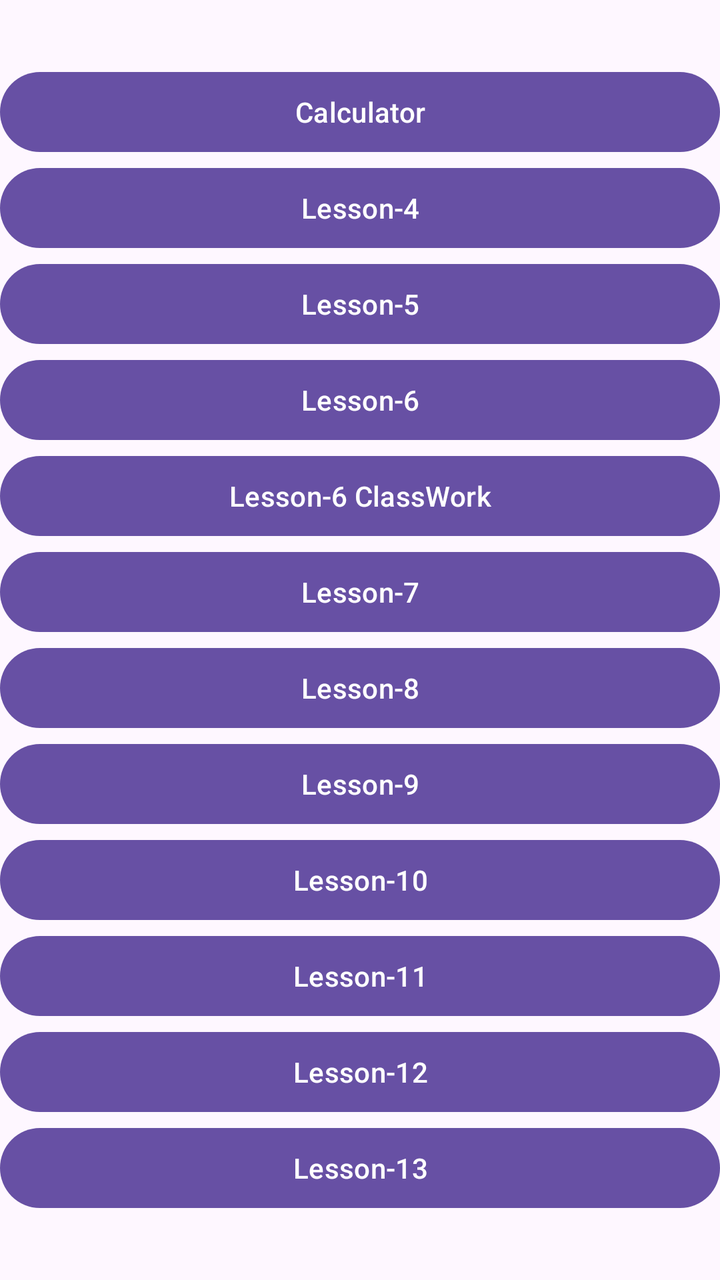
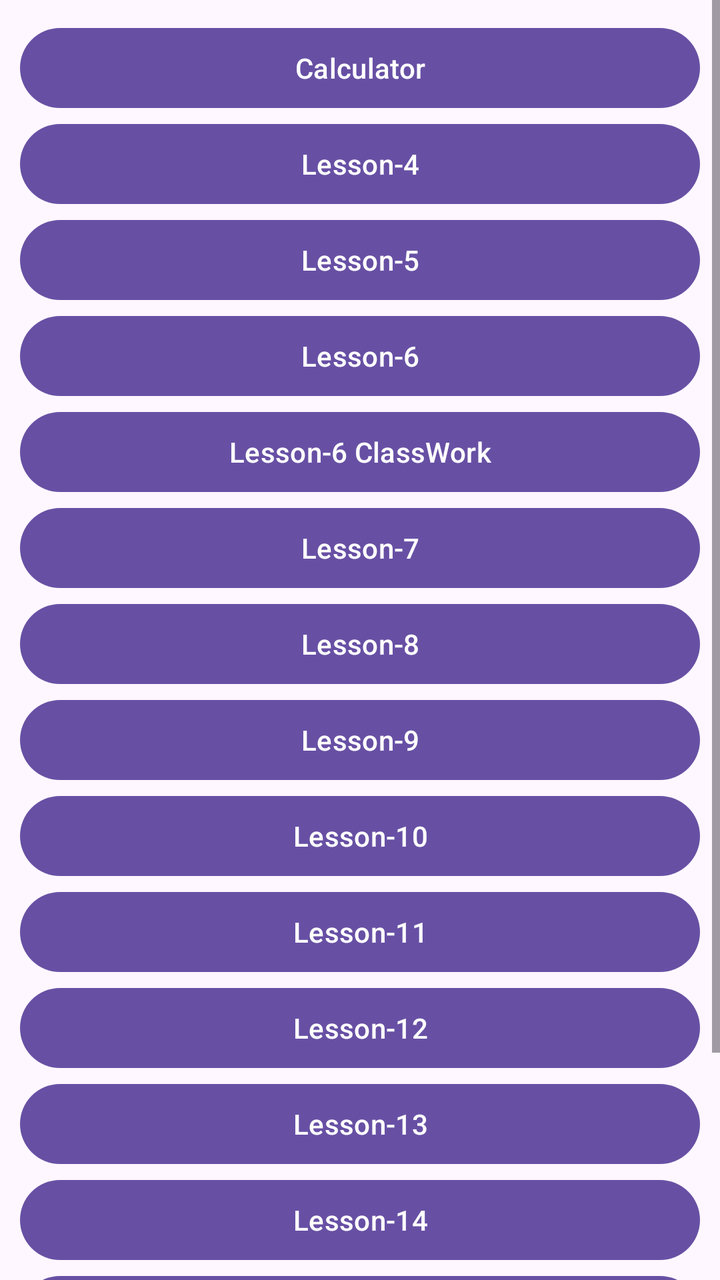

Two renders of the same Android screen: before a commit and after it. Below are the layout's source before the change and the commit's diff.
<!-- AndroidManifest.xml: application theme Theme.Lesson3 -->
<!-- res/layout/activity_main.xml -->
<?xml version="1.0" encoding="utf-8"?>
<LinearLayout
    xmlns:android="http://schemas.android.com/apk/res/android"
    xmlns:app="http://schemas.android.com/apk/res-auto"
    xmlns:tools="http://schemas.android.com/tools"
    android:id="@+id/main"
    android:orientation="vertical"
    android:gravity="center"
    android:layout_width="match_parent"
    android:layout_height="match_parent"
    tools:context=".MainActivity">

    <Button
        android:id="@+id/buttonMenu"
        android:layout_width="match_parent"
        android:layout_height="wrap_content"
        android:onClick="ClickMenuButton"
        android:text="Calculator" />

    <Button
        android:id="@+id/buttonLesson4"
        android:layout_width="match_parent"
        android:layout_height="wrap_content"
        android:onClick="onClickLesson4"
        android:text="Lesson-4" />

    <Button
        android:id="@+id/buttonLesson5"
        android:layout_width="match_parent"
        android:layout_height="wrap_content"
        android:onClick="onClickLesson5"
        android:text="Lesson-5" />

    <Button
        android:id="@+id/buttonLesson6"
        android:layout_width="match_parent"
        android:layout_height="wrap_content"
        android:onClick="onClickLesson6"
        android:text="Lesson-6" />

    <Button
        android:id="@+id/buttonLesson6CW"
        android:layout_width="match_parent"
        android:layout_height="wrap_content"
        android:onClick="onClickLesson6CW"
        android:text="Lesson-6 ClassWork" />

    <Button
        android:id="@+id/buttonLesson7"
        android:layout_width="match_parent"
        android:layout_height="wrap_content"
        android:onClick="onClickLesson7"
        android:text="Lesson-7" />

    <Button
        android:id="@+id/buttonLesson8"
        android:layout_width="match_parent"
        android:layout_height="wrap_content"
        android:onClick="onClickLesson8"
        android:text="Lesson-8" />
    <Button
        android:id="@+id/buttonLesson9"
        android:layout_width="match_parent"
        android:layout_height="wrap_content"
        android:onClick="onClickLesson9"
        android:text="Lesson-9" />

    <Button
        android:id="@+id/buttonLesson10"
        android:layout_width="match_parent"
        android:layout_height="wrap_content"
        android:onClick="onClickLesson10"
        android:text="Lesson-10" />

    <Button
        android:id="@+id/buttonLesson11"
        android:layout_width="match_parent"
        android:layout_height="wrap_content"
        android:onClick="onClickLesson11"
        android:text="Lesson-11" />

    <Button
        android:id="@+id/buttonLesson12"
        android:layout_width="match_parent"
        android:layout_height="wrap_content"
        android:onClick="onClickLesson12"
        android:text="Lesson-12" />

    <Button
        android:id="@+id/buttonLesson13"
        android:layout_width="match_parent"
        android:layout_height="wrap_content"
        android:onClick="onClickLesson13"
        android:text="Lesson-13" />

</LinearLayout>
<!-- resources referenced by this layout -->
<resources>
  <style name="Theme.Lesson3" parent="Base.Theme.Lesson3" />
  <style name="Base.Theme.Lesson3" parent="Theme.Material3.DayNight.NoActionBar">
          
          
  
      </style>
</resources>

<!-- the commit's change to res/layout/activity_main.xml (unified diff, before → after) -->
@@ -10,87 +10,130 @@
     android:layout_height="match_parent"
     tools:context=".MainActivity">
 
-    <Button
-        android:id="@+id/buttonMenu"
+    <ScrollView
         android:layout_width="match_parent"
-        android:layout_height="wrap_content"
-        android:onClick="ClickMenuButton"
-        android:text="Calculator" />
+        android:layout_height="match_parent">
 
-    <Button
-        android:id="@+id/buttonLesson4"
-        android:layout_width="match_parent"
-        android:layout_height="wrap_content"
-        android:onClick="onClickLesson4"
-        android:text="Lesson-4" />
+        <LinearLayout
+            android:layout_width="match_parent"
+            android:layout_height="wrap_content"
+            android:gravity="center"
+            android:layout_margin="10dp"
+            android:orientation="vertical" >
 
-    <Button
-        android:id="@+id/buttonLesson5"
-        android:layout_width="match_parent"
-        android:layout_height="wrap_content"
-        android:onClick="onClickLesson5"
-        android:text="Lesson-5" />
+            <Button
+                android:id="@+id/buttonMenu"
+                android:layout_width="match_parent"
+                android:layout_height="wrap_content"
+                android:onClick="ClickMenuButton"
+                android:text="Calculator" />
 
-    <Button
-        android:id="@+id/buttonLesson6"
-        android:layout_width="match_parent"
-        android:layout_height="wrap_content"
-        android:onClick="onClickLesson6"
-        android:text="Lesson-6" />
+            <Button
+                android:id="@+id/buttonLesson4"
+                android:layout_width="match_parent"
+                android:layout_height="wrap_content"
+                android:onClick="onClickLesson4"
+                android:text="Lesson-4" />
 
-    <Button
-        android:id="@+id/buttonLesson6CW"
-        android:layout_width="match_parent"
-        android:layout_height="wrap_content"
-        android:onClick="onClickLesson6CW"
-        android:text="Lesson-6 ClassWork" />
+            <Button
+                android:id="@+id/buttonLesson5"
+                android:layout_width="match_parent"
+                android:layout_height="wrap_content"
+                android:onClick="onClickLesson5"
+                android:text="Lesson-5" />
 
-    <Button
-        android:id="@+id/buttonLesson7"
-        android:layout_width="match_parent"
-        android:layout_height="wrap_content"
-        android:onClick="onClickLesson7"
-        android:text="Lesson-7" />
+            <Button
+                android:id="@+id/buttonLesson6"
+                android:layout_width="match_parent"
+                android:layout_height="wrap_content"
+                android:onClick="onClickLesson6"
+                android:text="Lesson-6" />
 
-    <Button
-        android:id="@+id/buttonLesson8"
-        android:layout_width="match_parent"
-        android:layout_height="wrap_content"
-        android:onClick="onClickLesson8"
-        android:text="Lesson-8" />
-    <Button
-        android:id="@+id/buttonLesson9"
-        android:layout_width="match_parent"
-        android:layout_height="wrap_content"
-        android:onClick="onClickLesson9"
-        android:text="Lesson-9" />
+            <Button
+                android:id="@+id/buttonLesson6CW"
+                android:layout_width="match_parent"
+                android:layout_height="wrap_content"
+                android:onClick="onClickLesson6CW"
+                android:text="Lesson-6 ClassWork" />
 
-    <Button
-        android:id="@+id/buttonLesson10"
-        android:layout_width="match_parent"
-        android:layout_height="wrap_content"
-        android:onClick="onClickLesson10"
-        android:text="Lesson-10" />
+            <Button
+                android:id="@+id/buttonLesson7"
+                android:layout_width="match_parent"
+                android:layout_height="wrap_content"
+                android:onClick="onClickLesson7"
+                android:text="Lesson-7" />
 
-    <Button
-        android:id="@+id/buttonLesson11"
-        android:layout_width="match_parent"
-        android:layout_height="wrap_content"
-        android:onClick="onClickLesson11"
-        android:text="Lesson-11" />
+            <Button
+                android:id="@+id/buttonLesson8"
+                android:layout_width="match_parent"
+                android:layout_height="wrap_content"
+                android:onClick="onClickLesson8"
+                android:text="Lesson-8" />
 
-    <Button
-        android:id="@+id/buttonLesson12"
-        android:layout_width="match_parent"
-        android:layout_height="wrap_content"
-        android:onClick="onClickLesson12"
-        android:text="Lesson-12" />
+            <Button
+                android:id="@+id/buttonLesson9"
+                android:layout_width="match_parent"
+                android:layout_height="wrap_content"
+                android:onClick="onClickLesson9"
+                android:text="Lesson-9" />
 
-    <Button
-        android:id="@+id/buttonLesson13"
-        android:layout_width="match_parent"
-        android:layout_height="wrap_content"
-        android:onClick="onClickLesson13"
-        android:text="Lesson-13" />
+            <Button
+                android:id="@+id/buttonLesson10"
+                android:layout_width="match_parent"
+                android:layout_height="wrap_content"
+                android:onClick="onClickLesson10"
+                android:text="Lesson-10" />
+
+            <Button
+                android:id="@+id/buttonLesson11"
+                android:layout_width="match_parent"
+                android:layout_height="wrap_content"
+                android:onClick="onClickLesson11"
+                android:text="Lesson-11" />
+
+            <Button
+                android:id="@+id/buttonLesson12"
+                android:layout_width="match_parent"
+                android:layout_height="wrap_content"
+                android:onClick="onClickLesson12"
+                android:text="Lesson-12" />
+
+            <Button
+                android:id="@+id/buttonLesson13"
+                android:layout_width="match_parent"
+                android:layout_height="wrap_content"
+                android:onClick="onClickLesson13"
+                android:text="Lesson-13" />
+
+            <Button
+                android:id="@+id/buttonLesson14"
+                android:layout_width="match_parent"
+                android:layout_height="wrap_content"
+                android:onClick="onClickLesson14"
+                android:text="Lesson-14" />
+
+            <Button
+                android:id="@+id/buttonLesson15"
+                android:layout_width="match_parent"
+                android:layout_height="wrap_content"
+                android:onClick="onClickLesson15"
+                android:text="Lesson-15" />
+
+            <Button
+                android:id="@+id/buttonHomeWork2"
+                android:layout_width="match_parent"
+                android:layout_height="wrap_content"
+                android:onClick="onClickHomeWork2"
+                android:text="Homework 2" />
+
+            <Button
+                android:id="@+id/buttonLesson16"
+                android:layout_width="match_parent"
+                android:layout_height="wrap_content"
+                android:onClick="onClickLesson16"
+                android:text="Lesson-16" />
+
+        </LinearLayout>
+    </ScrollView>
 
 </LinearLayout>
